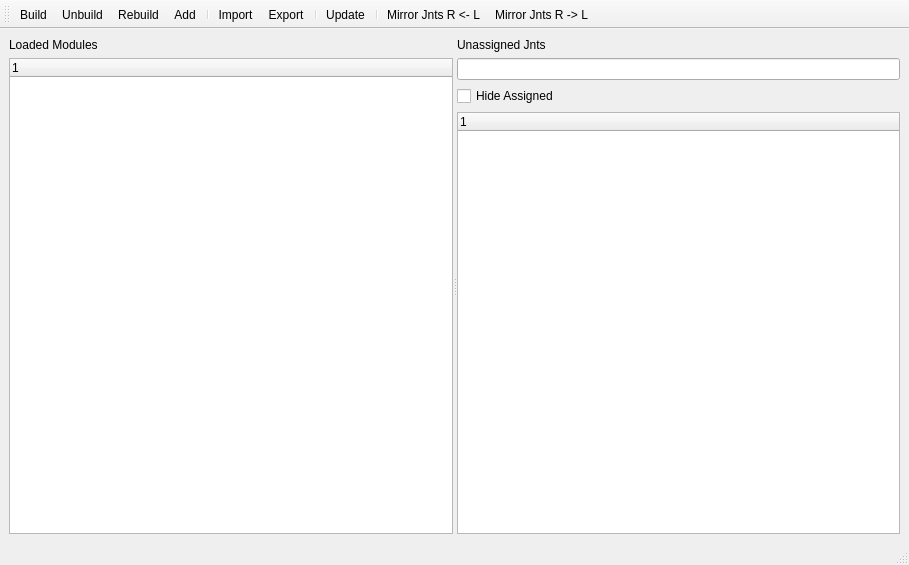
Above: scripts/omtk/ui.ui from renaudll/omtk before the change. Below: the same form after it.
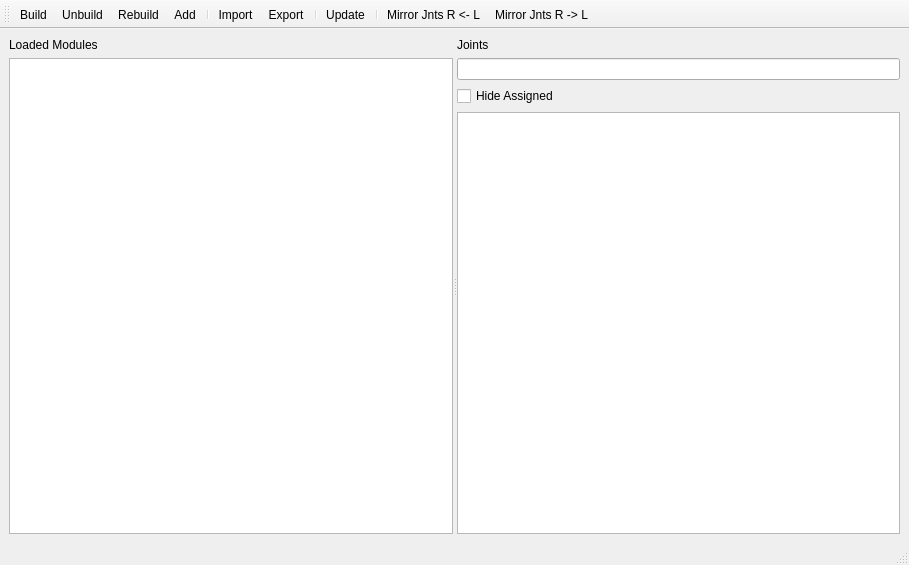
That is the form after the change.

Commit message: Working on the ui to fix some problems and improve it

```diff
--- a/scripts/omtk/ui.ui
+++ b/scripts/omtk/ui.ui
@@ -31,6 +31,9 @@
         </item>
         <item>
          <widget class="QTreeWidget" name="treeWidget">
+          <attribute name="headerVisible">
+           <bool>false</bool>
+          </attribute>
           <column>
            <property name="text">
             <string notr="true">1</string>
@@ -45,7 +48,7 @@
         <item>
          <widget class="QLabel" name="label_jnts">
           <property name="text">
-           <string>Unassigned Jnts</string>
+           <string>Joints</string>
           </property>
          </widget>
         </item>
@@ -61,9 +64,18 @@
         </item>
         <item>
          <widget class="QTreeWidget" name="treeWidget_jnts">
+          <property name="selectionMode">
+           <enum>QAbstractItemView::ContiguousSelection</enum>
+          </property>
+          <property name="rootIsDecorated">
+           <bool>true</bool>
+          </property>
+          <attribute name="headerVisible">
+           <bool>false</bool>
+          </attribute>
           <column>
            <property name="text">
-            <string notr="true">1</string>
+            <string notr="true">Joint Hierarchy</string>
            </property>
           </column>
          </widget>
```
Left out of the diff: 2 changed lines with no effect on the pictures. The commit also changes 2 other files.
